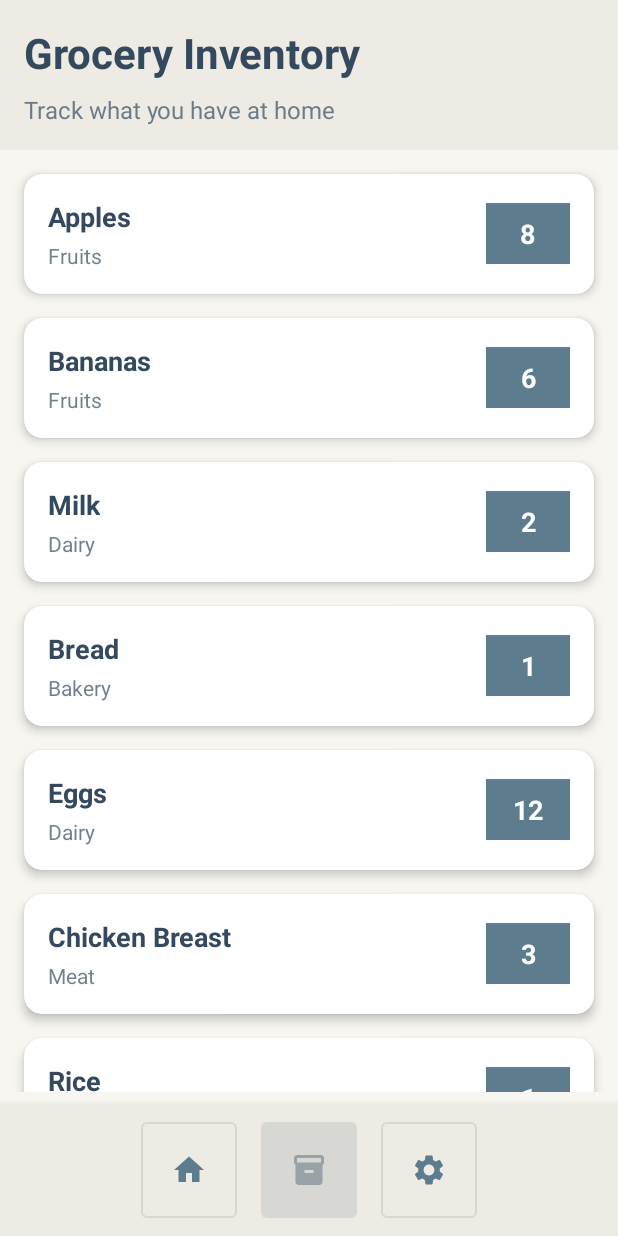
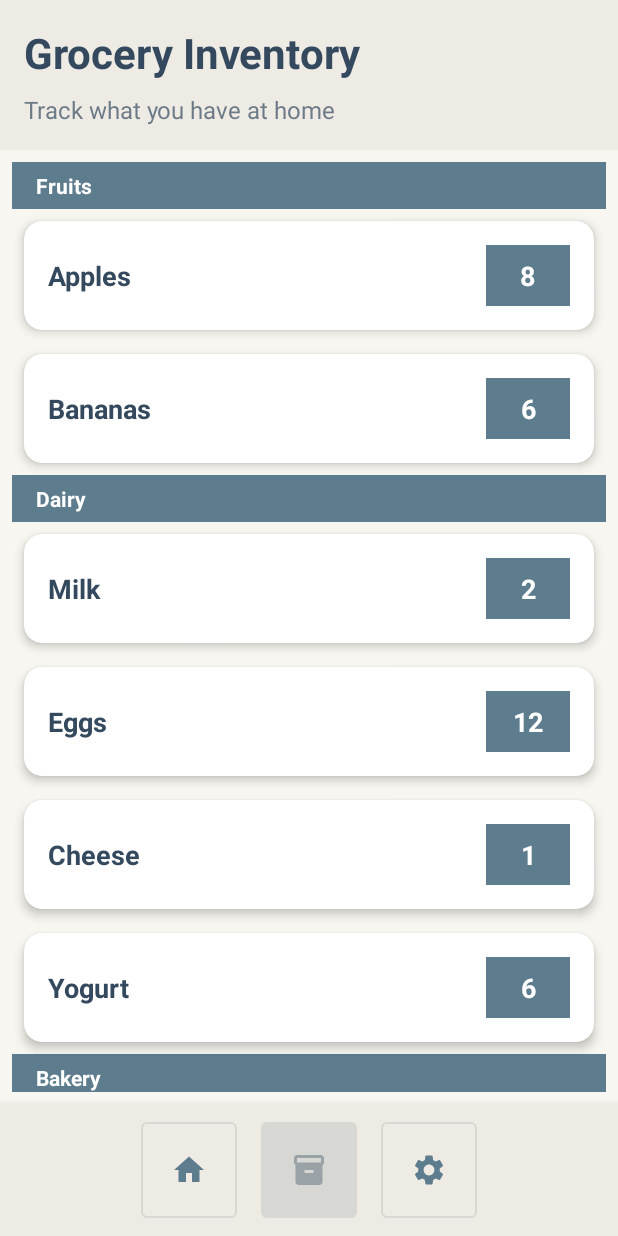
Before and after one commit to LukaFenir/InventoryAssistant, an Android app: the screen it shows after launch (InventoryActivity), after a tap on an icon or button, on a phone screen of 412 x 824 dp. Run offline under Robolectric (Android 15) with nearby library versions, the phone set to English and light mode, and no system bars.

Commit message:
Inventory is split into categories of items and category label is removed from each item

```diff
--- a/app/src/main/java/com/lukafenir/ivy/GroceryAdapter.kt
+++ b/app/src/main/java/com/lukafenir/ivy/GroceryAdapter.kt
@@ -6,32 +6,63 @@ import android.view.ViewGroup
 import android.widget.TextView
 import androidx.recyclerview.widget.RecyclerView
 
-class GroceryAdapter(private var groceries: List<GroceryItem>) :
-    RecyclerView.Adapter<GroceryAdapter.GroceryViewHolder>() {
+class GroceryAdapter(private var items: List<InventoryItem>) :
+    RecyclerView.Adapter<RecyclerView.ViewHolder>() {
+
+    companion object {
+        private const val VIEW_TYPE_CATEGORY_HEADER = 0
+        private const val VIEW_TYPE_GROCERY_ITEM = 1
+    }
+
+    class CategoryHeaderViewHolder(itemView: View) : RecyclerView.ViewHolder(itemView) {
+        val categoryTitle: TextView = itemView.findViewById(R.id.categoryTitle)
+    }
 
     class GroceryViewHolder(itemView: View) : RecyclerView.ViewHolder(itemView) {
         val nameTextView: TextView = itemView.findViewById(R.id.groceryName)
         val quantityTextView: TextView = itemView.findViewById(R.id.groceryQuantity)
-        val categoryTextView: TextView = itemView.findViewById(R.id.groceryCategory)
     }
 
-    override fun onCreateViewHolder(parent: ViewGroup, viewType: Int): GroceryViewHolder {
-        val view = LayoutInflater.from(parent.context)
-            .inflate(R.layout.item_grocery, parent, false)
-        return GroceryViewHolder(view)
+    override fun getItemViewType(position: Int): Int {
+        return when (items[position]) {
+            is InventoryItem.CategoryHeader -> VIEW_TYPE_CATEGORY_HEADER
+            is InventoryItem.GroceryItemData -> VIEW_TYPE_GROCERY_ITEM
+        }
     }
 
-    override fun onBindViewHolder(holder: GroceryViewHolder, position: Int) {
-        val grocery = groceries[position]
-        holder.nameTextView.text = grocery.name
-        holder.quantityTextView.text = grocery.quantity.toString()
-        holder.categoryTextView.text = grocery.category
+    override fun onCreateViewHolder(parent: ViewGroup, viewType: Int): RecyclerView.ViewHolder {
+        return when (viewType) {
+            VIEW_TYPE_CATEGORY_HEADER -> {
+                val view = LayoutInflater.from(parent.context)
+                    .inflate(R.layout.item_category_header, parent, false)
+                CategoryHeaderViewHolder(view)
+            }
+            VIEW_TYPE_GROCERY_ITEM -> {
+                val view = LayoutInflater.from(parent.context)
+                    .inflate(R.layout.item_grocery, parent, false)
+                GroceryViewHolder(view)
+            }
+            else -> throw IllegalArgumentException("Invalid view type")
+        }
     }
 
-    override fun getItemCount(): Int = groceries.size
+    override fun onBindViewHolder(holder: RecyclerView.ViewHolder, position: Int) {
+        when (val item = items[position]) {
+            is InventoryItem.CategoryHeader -> {
+                (holder as CategoryHeaderViewHolder).categoryTitle.text = item.category
+            }
+            is InventoryItem.GroceryItemData -> {
+                val groceryHolder = holder as GroceryViewHolder
+                groceryHolder.nameTextView.text = item.item.name
+                groceryHolder.quantityTextView.text = item.item.quantity.toString()
+            }
+        }
+    }
 
-    fun updateGroceries(newGroceries: List<GroceryItem>) {
-        groceries = newGroceries
+    override fun getItemCount(): Int = items.size
+
+    fun updateItems(newItems: List<InventoryItem>) {
+        items = newItems
         notifyDataSetChanged()
     }
 }
--- a/app/src/main/java/com/lukafenir/ivy/GroceryItem.kt
+++ b/app/src/main/java/com/lukafenir/ivy/GroceryItem.kt
@@ -6,6 +6,11 @@ data class GroceryItem(
     val quantity: Int,
     val category: String = "Other"
 )
+
+sealed class InventoryItem {
+    data class CategoryHeader(val category: String) : InventoryItem()
+    data class GroceryItemData(val item: GroceryItem) : InventoryItem()
+}
 
 object SampleData {
     fun getSampleGroceries(): List<GroceryItem> {
--- a/app/src/main/java/com/lukafenir/ivy/InventoryActivity.kt
+++ b/app/src/main/java/com/lukafenir/ivy/InventoryActivity.kt
@@ -67,7 +67,22 @@ class InventoryActivity : AppCompatActivity() {
 
     private fun loadInventory() {
         val groceries = SampleData.getSampleGroceries()
-        groceryAdapter.updateGroceries(groceries)
+        val groupedItems = groupItemsByCategory(groceries)
+        groceryAdapter.updateItems(groupedItems)
+    }
+
+    private fun groupItemsByCategory(groceries: List<GroceryItem>): List<InventoryItem> {
+        val result = mutableListOf<InventoryItem>()
+        val groupedByCategory = groceries.groupBy { it.category }
+
+        groupedByCategory.forEach { (category, items) ->
+            result.add(InventoryItem.CategoryHeader(category))
+            items.forEach { item ->
+                result.add(InventoryItem.GroceryItemData(item))
+            }
+        }
+
+        return result
     }
 
     private fun applySavedTheme() {
--- /dev/null
+++ b/app/src/main/res/layout/item_category_header.xml
@@ -0,0 +1,20 @@
+<?xml version="1.0" encoding="utf-8"?>
+<LinearLayout xmlns:android="http://schemas.android.com/apk/res/android"
+    android:layout_width="match_parent"
+    android:layout_height="wrap_content"
+    android:orientation="vertical">
+
+    <TextView
+        android:id="@+id/categoryTitle"
+        android:layout_width="match_parent"
+        android:layout_height="wrap_content"
+        android:background="?attr/colorPrimary"
+        android:paddingVertical="6dp"
+        android:paddingHorizontal="16dp"
+        android:text="Category"
+        android:textSize="14sp"
+        android:textStyle="bold"
+        android:textColor="?attr/colorOnPrimary"
+        android:elevation="2dp" />
+
+</LinearLayout>
--- a/app/src/main/res/layout/item_grocery.xml
+++ b/app/src/main/res/layout/item_grocery.xml
@@ -10,58 +10,41 @@
 
     <LinearLayout
         android:layout_width="match_parent"
-        android:layout_height="wrap_content"
+        android:layout_height="match_parent"
+        android:gravity="center_vertical"
         android:orientation="horizontal"
-        android:padding="16dp"
-        android:gravity="center_vertical">
+        android:padding="16dp">
 
-        <LinearLayout
+        <TextView
+            android:id="@+id/groceryName"
             android:layout_width="0dp"
             android:layout_height="wrap_content"
             android:layout_weight="1"
-            android:orientation="vertical">
-
-            <TextView
-                android:id="@+id/groceryName"
-                android:layout_width="wrap_content"
-                android:layout_height="wrap_content"
-                android:text="Grocery Name"
-                android:textSize="18sp"
-                android:textStyle="bold"
-                android:textColor="?attr/colorOnSurface" />
-
-            <TextView
-                android:id="@+id/groceryCategory"
-                android:layout_width="wrap_content"
-                android:layout_height="wrap_content"
-                android:text="Category"
-                android:textSize="14sp"
-                android:textColor="?attr/colorOnSurface"
-                android:alpha="0.7"
-                android:layout_marginTop="4dp" />
-
-        </LinearLayout>
+            android:text="Grocery Name"
+            android:textColor="?attr/colorOnSurface"
+            android:textSize="18sp"
+            android:textStyle="bold" />
 
         <LinearLayout
             android:layout_width="wrap_content"
             android:layout_height="wrap_content"
+            android:layout_marginStart="16dp"
+            android:background="?attr/colorPrimary"
+            android:gravity="center_vertical"
             android:orientation="horizontal"
-            android:gravity="center_vertical"
-            android:background="?attr/colorPrimary"
             android:paddingHorizontal="16dp"
-            android:paddingVertical="8dp"
-            android:layout_marginStart="16dp">
+            android:paddingVertical="8dp">
 
             <TextView
                 android:id="@+id/groceryQuantity"
                 android:layout_width="wrap_content"
                 android:layout_height="wrap_content"
+                android:gravity="center"
+                android:minWidth="24dp"
                 android:text="0"
+                android:textColor="?attr/colorOnPrimary"
                 android:textSize="18sp"
-                android:textStyle="bold"
-                android:textColor="?attr/colorOnPrimary"
-                android:minWidth="24dp"
-                android:gravity="center" />
+                android:textStyle="bold" />
 
         </LinearLayout>
 
```
